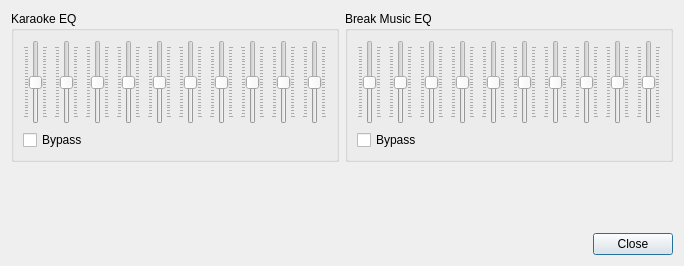
This is src/dlgeq.ui in kirkphillip605/OpenKJ as Qt 5 draws it before an edit. The edited form follows.
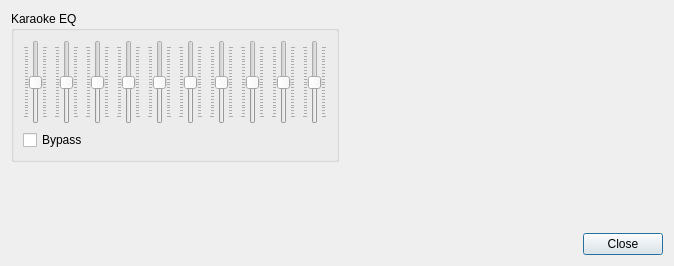
This is the edited form.

Commit message: Fix linker error: remove unimplemented entitledSystemCountChanged slot; clean up break music, CDG prescaling, and xBRZ remnants from settings, dialogs, media backend, and UI files

What changed in the file:
```diff
--- a/src/dlgeq.ui
+++ b/src/dlgeq.ui
@@ -746,736 +746,6 @@
        </layout>
       </widget>
      </item>
-     <item>
-      <widget class="QGroupBox" name="groupBox_5">
-       <property name="title">
-        <string>Break Music EQ</string>
-       </property>
-       <layout class="QVBoxLayout" name="verticalLayout_23">
-        <item>
-         <layout class="QHBoxLayout" name="horizontalLayout_23">
-          <item>
-           <widget class="QSlider" name="verticalSliderEqB1">
-            <property name="sizePolicy">
-             <sizepolicy hsizetype="Fixed" vsizetype="Minimum">
-              <horstretch>0</horstretch>
-              <verstretch>0</verstretch>
-             </sizepolicy>
-            </property>
-            <property name="minimumSize">
-             <size>
-              <width>0</width>
-              <height>80</height>
-             </size>
-            </property>
-            <property name="palette">
-             <palette>
-              <active>
-               <colorrole role="Highlight">
-                <brush brushstyle="SolidPattern">
-                 <color alpha="255">
-                  <red>211</red>
-                  <green>211</green>
-                  <blue>211</blue>
-                 </color>
-                </brush>
-               </colorrole>
-              </active>
-              <inactive>
-               <colorrole role="Highlight">
-                <brush brushstyle="SolidPattern">
-                 <color alpha="255">
-                  <red>211</red>
-                  <green>211</green>
-                  <blue>211</blue>
-                 </color>
-                </brush>
-               </colorrole>
-              </inactive>
-              <disabled>
-               <colorrole role="Highlight">
-                <brush brushstyle="SolidPattern">
-                 <color alpha="255">
-                  <red>74</red>
-                  <green>144</green>
-                  <blue>217</blue>
-                 </color>
-                </brush>
-               </colorrole>
-              </disabled>
-             </palette>
-            </property>
-            <property name="minimum">
-             <number>-12</number>
-            </property>
-            <property name="maximum">
-             <number>12</number>
-            </property>
-            <property name="orientation">
-             <enum>Qt::Vertical</enum>
-            </property>
-            <property name="invertedControls">
-             <bool>false</bool>
-            </property>
-            <property name="tickPosition">
-             <enum>QSlider::TicksBothSides</enum>
-            </property>
-            <property name="tickInterval">
-             <number>1</number>
-            </property>
-           </widget>
-          </item>
-          <item>
-           <widget class="QSlider" name="verticalSliderEqB2">
-            <property name="sizePolicy">
-             <sizepolicy hsizetype="Fixed" vsizetype="Minimum">
-              <horstretch>0</horstretch>
-              <verstretch>0</verstretch>
-             </sizepolicy>
-            </property>
-            <property name="minimumSize">
-             <size>
-              <width>0</width>
-              <height>80</height>
-             </size>
-            </property>
-            <property name="palette">
-             <palette>
-              <active>
-               <colorrole role="Highlight">
-                <brush brushstyle="SolidPattern">
-                 <color alpha="255">
-                  <red>211</red>
-                  <green>211</green>
-                  <blue>211</blue>
-                 </color>
-                </brush>
-               </colorrole>
-              </active>
-              <inactive>
-               <colorrole role="Highlight">
-                <brush brushstyle="SolidPattern">
-                 <color alpha="255">
-                  <red>211</red>
-                  <green>211</green>
-                  <blue>211</blue>
-                 </color>
-                </brush>
-               </colorrole>
-              </inactive>
-              <disabled>
-               <colorrole role="Highlight">
-                <brush brushstyle="SolidPattern">
-                 <color alpha="255">
-                  <red>74</red>
-                  <green>144</green>
-                  <blue>217</blue>
-                 </color>
-                </brush>
-               </colorrole>
-              </disabled>
-             </palette>
-            </property>
-            <property name="minimum">
-             <number>-12</number>
-            </property>
-            <property name="maximum">
-             <number>12</number>
-            </property>
-            <property name="orientation">
-             <enum>Qt::Vertical</enum>
-            </property>
-            <property name="invertedControls">
-             <bool>false</bool>
-            </property>
-            <property name="tickPosition">
-             <enum>QSlider::TicksBothSides</enum>
-            </property>
-            <property name="tickInterval">
-             <number>1</number>
-            </property>
-           </widget>
-          </item>
-          <item>
-           <widget class="QSlider" name="verticalSliderEqB3">
-            <property name="sizePolicy">
-             <sizepolicy hsizetype="Fixed" vsizetype="Minimum">
-              <horstretch>0</horstretch>
-              <verstretch>0</verstretch>
-             </sizepolicy>
-            </property>
-            <property name="minimumSize">
-             <size>
-              <width>0</width>
-              <height>80</height>
-             </size>
-            </property>
-            <property name="palette">
-             <palette>
-              <active>
-               <colorrole role="Highlight">
-                <brush brushstyle="SolidPattern">
-                 <color alpha="255">
-                  <red>211</red>
-                  <green>211</green>
-                  <blue>211</blue>
-                 </color>
-                </brush>
-               </colorrole>
-              </active>
-              <inactive>
-               <colorrole role="Highlight">
-                <brush brushstyle="SolidPattern">
-                 <color alpha="255">
-                  <red>211</red>
-                  <green>211</green>
-                  <blue>211</blue>
-                 </color>
-                </brush>
-               </colorrole>
-              </inactive>
-              <disabled>
-               <colorrole role="Highlight">
-                <brush brushstyle="SolidPattern">
-                 <color alpha="255">
-                  <red>74</red>
-                  <green>144</green>
-                  <blue>217</blue>
-                 </color>
-                </brush>
-               </colorrole>
-              </disabled>
-             </palette>
-            </property>
-            <property name="minimum">
-             <number>-12</number>
-            </property>
-            <property name="maximum">
-             <number>12</number>
-            </property>
-            <property name="orientation">
-             <enum>Qt::Vertical</enum>
-            </property>
-            <property name="invertedControls">
-             <bool>false</bool>
-            </property>
-            <property name="tickPosition">
-             <enum>QSlider::TicksBothSides</enum>
-            </property>
-            <property name="tickInterval">
-             <number>1</number>
-            </property>
-           </widget>
-          </item>
-          <item>
-           <widget class="QSlider" name="verticalSliderEqB4">
-            <property name="sizePolicy">
-             <sizepolicy hsizetype="Fixed" vsizetype="Minimum">
-              <horstretch>0</horstretch>
-              <verstretch>0</verstretch>
-             </sizepolicy>
-            </property>
-            <property name="minimumSize">
-             <size>
-              <width>0</width>
-              <height>80</height>
-             </size>
-            </property>
-            <property name="palette">
-             <palette>
-              <active>
-               <colorrole role="Highlight">
-                <brush brushstyle="SolidPattern">
-                 <color alpha="255">
-                  <red>211</red>
-                  <green>211</green>
-                  <blue>211</blue>
-                 </color>
-                </brush>
-               </colorrole>
-              </active>
-              <inactive>
-               <colorrole role="Highlight">
-                <brush brushstyle="SolidPattern">
-                 <color alpha="255">
-                  <red>211</red>
-                  <green>211</green>
-                  <blue>211</blue>
-                 </color>
-                </brush>
-               </colorrole>
-              </inactive>
-              <disabled>
-               <colorrole role="Highlight">
-                <brush brushstyle="SolidPattern">
-                 <color alpha="255">
-                  <red>74</red>
-                  <green>144</green>
-                  <blue>217</blue>
-                 </color>
-                </brush>
-               </colorrole>
-              </disabled>
-             </palette>
-            </property>
-            <property name="minimum">
-             <number>-12</number>
-            </property>
-            <property name="maximum">
-             <number>12</number>
-            </property>
-            <property name="orientation">
-             <enum>Qt::Vertical</enum>
-            </property>
-            <property name="invertedControls">
-             <bool>false</bool>
-            </property>
-            <property name="tickPosition">
-             <enum>QSlider::TicksBothSides</enum>
-            </property>
-            <property name="tickInterval">
-             <number>1</number>
-            </property>
-           </widget>
-          </item>
-          <item>
-           <widget class="QSlider" name="verticalSliderEqB5">
-            <property name="sizePolicy">
-             <sizepolicy hsizetype="Fixed" vsizetype="Minimum">
-              <horstretch>0</horstretch>
-              <verstretch>0</verstretch>
-             </sizepolicy>
-            </property>
-            <property name="minimumSize">
-             <size>
-              <width>0</width>
-              <height>80</height>
-             </size>
-            </property>
-            <property name="palette">
-             <palette>
-              <active>
-               <colorrole role="Highlight">
-                <brush brushstyle="SolidPattern">
-                 <color alpha="255">
-                  <red>211</red>
-                  <green>211</green>
-                  <blue>211</blue>
-                 </color>
-                </brush>
-               </colorrole>
-              </active>
-              <inactive>
-               <colorrole role="Highlight">
-                <brush brushstyle="SolidPattern">
-                 <color alpha="255">
-                  <red>211</red>
-                  <green>211</green>
-                  <blue>211</blue>
-                 </color>
-                </brush>
-               </colorrole>
-              </inactive>
-              <disabled>
-               <colorrole role="Highlight">
-                <brush brushstyle="SolidPattern">
-                 <color alpha="255">
-                  <red>74</red>
-                  <green>144</green>
-                  <blue>217</blue>
-                 </color>
-                </brush>
-               </colorrole>
-              </disabled>
-             </palette>
-            </property>
-            <property name="minimum">
-             <number>-12</number>
-            </property>
-            <property name="maximum">
-             <number>12</number>
-            </property>
-            <property name="orientation">
-             <enum>Qt::Vertical</enum>
-            </property>
-            <property name="invertedControls">
-             <bool>false</bool>
-            </property>
-            <property name="tickPosition">
-             <enum>QSlider::TicksBothSides</enum>
-            </property>
-            <property name="tickInterval">
-             <number>1</number>
-            </property>
-           </widget>
-          </item>
-          <item>
-           <widget class="QSlider" name="verticalSliderEqB6">
-            <property name="sizePolicy">
-             <sizepolicy hsizetype="Fixed" vsizetype="Minimum">
-              <horstretch>0</horstretch>
-              <verstretch>0</verstretch>
-             </sizepolicy>
-            </property>
-            <property name="minimumSize">
-             <size>
-              <width>0</width>
-              <height>80</height>
-             </size>
-            </property>
-            <property name="palette">
-             <palette>
-              <active>
-               <colorrole role="Highlight">
-                <brush brushstyle="SolidPattern">
-                 <color alpha="255">
-                  <red>211</red>
-                  <green>211</green>
-                  <blue>211</blue>
-                 </color>
-                </brush>
-               </colorrole>
-              </active>
-              <inactive>
-               <colorrole role="Highlight">
-                <brush brushstyle="SolidPattern">
-                 <color alpha="255">
-                  <red>211</red>
-                  <green>211</green>
-                  <blue>211</blue>
-                 </color>
-                </brush>
-               </colorrole>
-              </inactive>
-              <disabled>
-               <colorrole role="Highlight">
-                <brush brushstyle="SolidPattern">
-                 <color alpha="255">
-                  <red>74</red>
-                  <green>144</green>
-                  <blue>217</blue>
-                 </color>
-                </brush>
-               </colorrole>
-              </disabled>
-             </palette>
-            </property>
-            <property name="minimum">
-             <number>-12</number>
-            </property>
-            <property name="maximum">
-             <number>12</number>
-            </property>
-            <property name="orientation">
-             <enum>Qt::Vertical</enum>
-            </property>
-            <property name="invertedControls">
-             <bool>false</bool>
-            </property>
-            <property name="tickPosition">
-             <enum>QSlider::TicksBothSides</enum>
-            </property>
-            <property name="tickInterval">
-             <number>1</number>
-            </property>
-           </widget>
-          </item>
-          <item>
-           <widget class="QSlider" name="verticalSliderEqB7">
-            <property name="sizePolicy">
-             <sizepolicy hsizetype="Fixed" vsizetype="Minimum">
-              <horstretch>0</horstretch>
-              <verstretch>0</verstretch>
-             </sizepolicy>
-            </property>
-            <property name="minimumSize">
-             <size>
-              <width>0</width>
-              <height>80</height>
-             </size>
-            </property>
-            <property name="palette">
-             <palette>
-              <active>
-               <colorrole role="Highlight">
-                <brush brushstyle="SolidPattern">
-                 <color alpha="255">
-                  <red>211</red>
-                  <green>211</green>
-                  <blue>211</blue>
-                 </color>
-                </brush>
-               </colorrole>
-              </active>
-              <inactive>
-               <colorrole role="Highlight">
-                <brush brushstyle="SolidPattern">
-                 <color alpha="255">
-                  <red>211</red>
-                  <green>211</green>
-                  <blue>211</blue>
-                 </color>
-                </brush>
-               </colorrole>
-              </inactive>
-              <disabled>
-               <colorrole role="Highlight">
-                <brush brushstyle="SolidPattern">
-                 <color alpha="255">
-                  <red>74</red>
-                  <green>144</green>
-                  <blue>217</blue>
-                 </color>
-                </brush>
-               </colorrole>
-              </disabled>
-             </palette>
-            </property>
-            <property name="minimum">
-             <number>-12</number>
-            </property>
-            <property name="maximum">
-             <number>12</number>
-            </property>
-            <property name="orientation">
-             <enum>Qt::Vertical</enum>
-            </property>
-            <property name="invertedControls">
-             <bool>false</bool>
-            </property>
-            <property name="tickPosition">
-             <enum>QSlider::TicksBothSides</enum>
-            </property>
-            <property name="tickInterval">
-             <number>1</number>
-            </property>
-           </widget>
-          </item>
-          <item>
-           <widget class="QSlider" name="verticalSliderEqB8">
-            <property name="sizePolicy">
-             <sizepolicy hsizetype="Fixed" vsizetype="Minimum">
-              <horstretch>0</horstretch>
-              <verstretch>0</verstretch>
-             </sizepolicy>
-            </property>
-            <property name="minimumSize">
-             <size>
-              <width>0</width>
-              <height>80</height>
-             </size>
-            </property>
-            <property name="palette">
-             <palette>
-              <active>
-               <colorrole role="Highlight">
-                <brush brushstyle="SolidPattern">
-                 <color alpha="255">
-                  <red>211</red>
-                  <green>211</green>
-                  <blue>211</blue>
-                 </color>
-                </brush>
-               </colorrole>
-              </active>
-              <inactive>
-               <colorrole role="Highlight">
-                <brush brushstyle="SolidPattern">
-                 <color alpha="255">
-                  <red>211</red>
-                  <green>211</green>
-                  <blue>211</blue>
-                 </color>
-                </brush>
-               </colorrole>
-              </inactive>
-              <disabled>
-               <colorrole role="Highlight">
-                <brush brushstyle="SolidPattern">
-                 <color alpha="255">
-                  <red>74</red>
-                  <green>144</green>
-                  <blue>217</blue>
-                 </color>
-                </brush>
-               </colorrole>
-              </disabled>
-             </palette>
-            </property>
-            <property name="minimum">
-             <number>-12</number>
-            </property>
-            <property name="maximum">
-             <number>12</number>
-            </property>
-            <property name="orientation">
-             <enum>Qt::Vertical</enum>
-            </property>
-            <property name="invertedControls">
-             <bool>false</bool>
-            </property>
-            <property name="tickPosition">
-             <enum>QSlider::TicksBothSides</enum>
-            </property>
-            <property name="tickInterval">
-             <number>1</number>
-            </property>
-           </widget>
-          </item>
-          <item>
-           <widget class="QSlider" name="verticalSliderEqB9">
-            <property name="sizePolicy">
-             <sizepolicy hsizetype="Fixed" vsizetype="Minimum">
-              <horstretch>0</horstretch>
-              <verstretch>0</verstretch>
-             </sizepolicy>
-            </property>
-            <property name="minimumSize">
-             <size>
-              <width>0</width>
-              <height>80</height>
-             </size>
-            </property>
-            <property name="palette">
-             <palette>
-              <active>
-               <colorrole role="Highlight">
-                <brush brushstyle="SolidPattern">
-                 <color alpha="255">
-                  <red>211</red>
-                  <green>211</green>
-                  <blue>211</blue>
-                 </color>
-                </brush>
-               </colorrole>
-              </active>
-              <inactive>
-               <colorrole role="Highlight">
-                <brush brushstyle="SolidPattern">
-                 <color alpha="255">
-                  <red>211</red>
-                  <green>211</green>
-                  <blue>211</blue>
-                 </color>
-                </brush>
-               </colorrole>
-              </inactive>
-              <disabled>
-               <colorrole role="Highlight">
-                <brush brushstyle="SolidPattern">
-                 <color alpha="255">
-                  <red>74</red>
-                  <green>144</green>
-                  <blue>217</blue>
-                 </color>
-                </brush>
-               </colorrole>
-              </disabled>
-             </palette>
-            </property>
-            <property name="minimum">
-             <number>-12</number>
-            </property>
-            <property name="maximum">
-             <number>12</number>
-            </property>
-            <property name="orientation">
-             <enum>Qt::Vertical</enum>
-            </property>
-            <property name="invertedControls">
-             <bool>false</bool>
-            </property>
-            <property name="tickPosition">
-             <enum>QSlider::TicksBothSides</enum>
-            </property>
-            <property name="tickInterval">
-             <number>1</number>
-            </property>
-           </widget>
-          </item>
-          <item>
-           <widget class="QSlider" name="verticalSliderEqB10">
-            <property name="sizePolicy">
-             <sizepolicy hsizetype="Fixed" vsizetype="Minimum">
-              <horstretch>0</horstretch>
-              <verstretch>0</verstretch>
-             </sizepolicy>
-            </property>
-            <property name="minimumSize">
-             <size>
-              <width>0</width>
-              <height>80</height>
-             </size>
-            </property>
-            <property name="palette">
-             <palette>
-              <active>
-               <colorrole role="Highlight">
-                <brush brushstyle="SolidPattern">
-                 <color alpha="255">
-                  <red>211</red>
-                  <green>211</green>
-                  <blue>211</blue>
-                 </color>
-                </brush>
-               </colorrole>
-              </active>
-              <inactive>
-               <colorrole role="Highlight">
-                <brush brushstyle="SolidPattern">
-                 <color alpha="255">
-                  <red>211</red>
-                  <green>211</green>
-                  <blue>211</blue>
-                 </color>
-                </brush>
-               </colorrole>
-              </inactive>
-              <disabled>
-               <colorrole role="Highlight">
-                <brush brushstyle="SolidPattern">
-                 <color alpha="255">
-                  <red>74</red>
-                  <green>144</green>
-                  <blue>217</blue>
-                 </color>
-                </brush>
-               </colorrole>
-              </disabled>
-             </palette>
-            </property>
-            <property name="minimum">
-             <number>-12</number>
-            </property>
-            <property name="maximum">
-             <number>12</number>
-            </property>
-            <property name="orientation">
-             <enum>Qt::Vertical</enum>
-            </property>
-            <property name="invertedControls">
-             <bool>false</bool>
-            </property>
-            <property name="tickPosition">
-             <enum>QSlider::TicksBothSides</enum>
-            </property>
-            <property name="tickInterval">
-             <number>1</number>
-            </property>
-           </widget>
-          </item>
-         </layout>
-        </item>
-        <item>
-         <widget class="QCheckBox" name="checkBoxEqBypassB">
-          <property name="text">
-           <string>Bypass</string>
-          </property>
-         </widget>
-        </item>
-       </layout>
-      </widget>
-     </item>
      <item>
       <spacer name="horizontalSpacer_3">
        <property name="orientation">
```
The commit also changes 11 other files.
